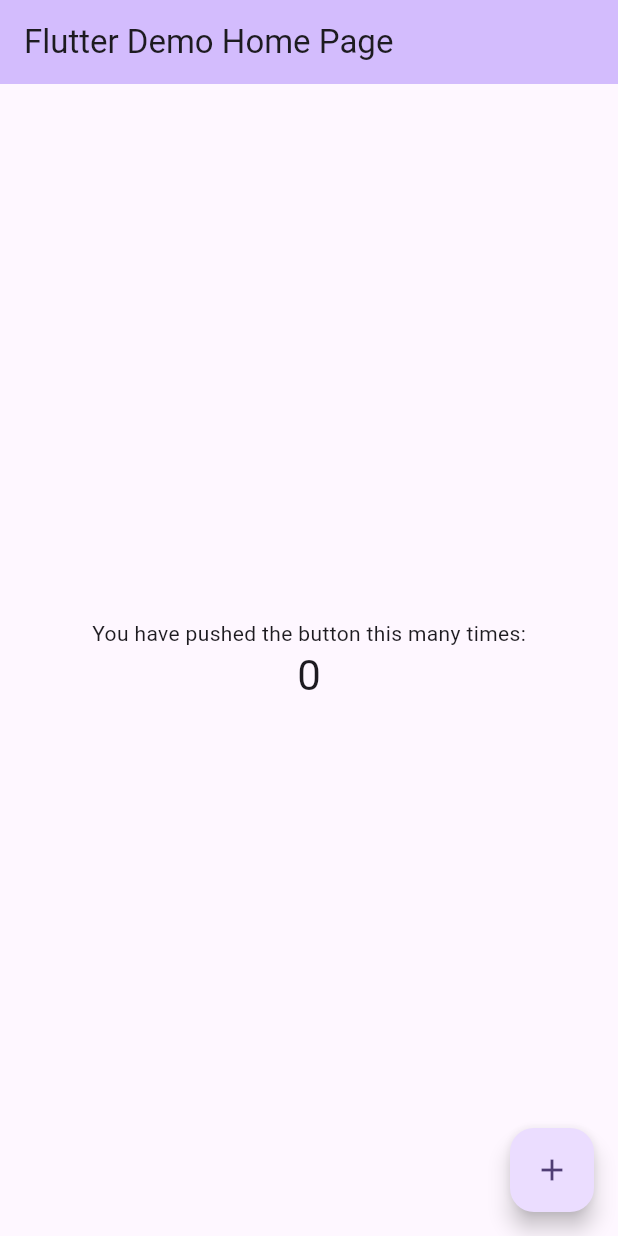
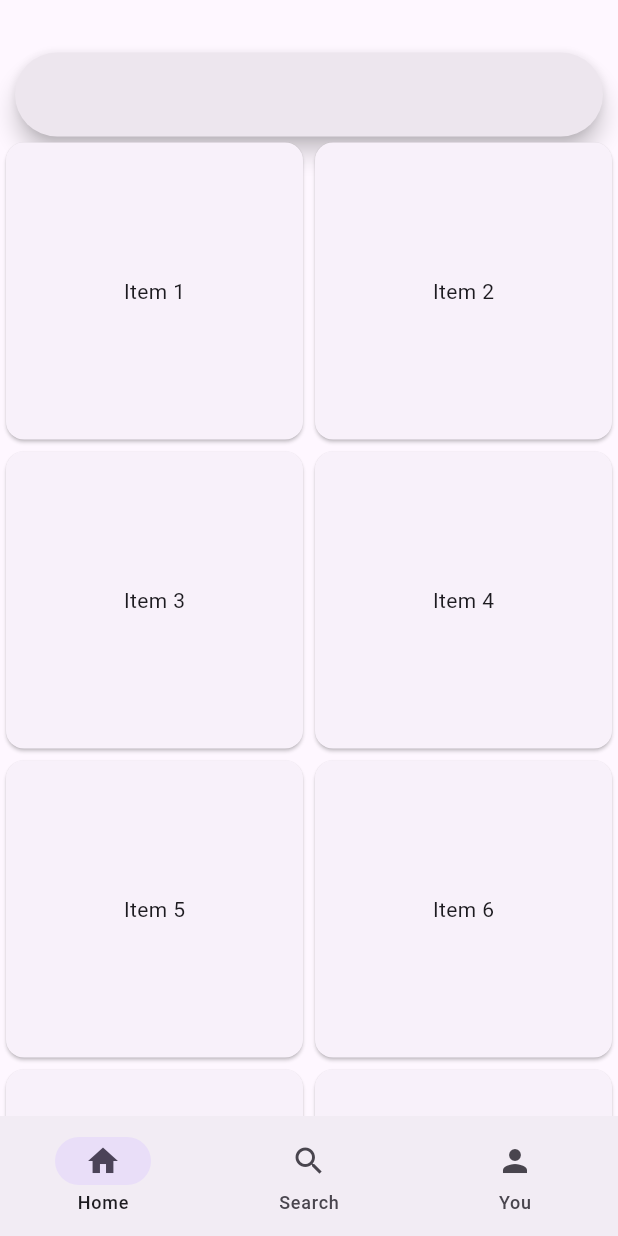
Before and after one commit to mihigs/RS2_Musewave, a Flutter app: the screen it shows after launch, on a phone screen of 412 x 824 dp. Run offline on Flutter 3.47's test engine with Material 3 defaults, Android fonts, the phone set to English and light mode, and no system bars.

Commit message:
Added basic layout for HomePage. Added models. Cleaned up the file structure.

```diff
--- a/frontend/lib/main.dart
+++ b/frontend/lib/main.dart
@@ -1,4 +1,5 @@
 import 'package:flutter/material.dart';
+import 'package:frontend/views/home_page.dart';
 
 void main() {
   runApp(const MyApp());
@@ -11,7 +12,7 @@
   @override
   Widget build(BuildContext context) {
     return MaterialApp(
-      title: 'Flutter Demo',
+      title: 'Musewave',
       theme: ThemeData(
         // This is the theme of your application.
         //
@@ -31,95 +32,7 @@
         colorScheme: ColorScheme.fromSeed(seedColor: Colors.deepPurple),
         useMaterial3: true,
       ),
-      home: const MyHomePage(title: 'Flutter Demo Home Page'),
+      home: const HomePage(title: 'Musewave'),
     );
   }
 }
-
-class MyHomePage extends StatefulWidget {
-  const MyHomePage({super.key, required this.title});
-
-  // This widget is the home page of your application. It is stateful, meaning
-  // that it has a State object (defined below) that contains fields that affect
-  // how it looks.
-
-  // This class is the configuration for the state. It holds the values (in this
-  // case the title) provided by the parent (in this case the App widget) and
-  // used by the build method of the State. Fields in a Widget subclass are
-  // always marked "final".
-
-  final String title;
-
-  @override
-  State<MyHomePage> createState() => _MyHomePageState();
-}
-
-class _MyHomePageState extends State<MyHomePage> {
-  int _counter = 0;
-
-  void _incrementCounter() {
-    setState(() {
-      // This call to setState tells the Flutter framework that something has
-      // changed in this State, which causes it to rerun the build method below
-      // so that the display can reflect the updated values. If we changed
-      // _counter without calling setState(), then the build method would not be
-      // called again, and so nothing would appear to happen.
-      _counter++;
-    });
-  }
-
-  @override
-  Widget build(BuildContext context) {
-    // This method is rerun every time setState is called, for instance as done
-    // by the _incrementCounter method above.
-    //
-    // The Flutter framework has been optimized to make rerunning build methods
-    // fast, so that you can just rebuild anything that needs updating rather
-    // than having to individually change instances of widgets.
-    return Scaffold(
-      appBar: AppBar(
-        // TRY THIS: Try changing the color here to a specific color (to
-        // Colors.amber, perhaps?) and trigger a hot reload to see the AppBar
-        // change color while the other colors stay the same.
-        backgroundColor: Theme.of(context).colorScheme.inversePrimary,
-        // Here we take the value from the MyHomePage object that was created by
-        // the App.build method, and use it to set our appbar title.
-        title: Text(widget.title),
-      ),
-      body: Center(
-        // Center is a layout widget. It takes a single child and positions it
-        // in the middle of the parent.
-        child: Column(
-          // Column is also a layout widget. It takes a list of children and
-          // arranges them vertically. By default, it sizes itself to fit its
-          // children horizontally, and tries to be as tall as its parent.
-          //
-          // Column has various properties to control how it sizes itself and
-          // how it positions its children. Here we use mainAxisAlignment to
-          // center the children vertically; the main axis here is the vertical
-          // axis because Columns are vertical (the cross axis would be
-          // horizontal).
-          //
-          // TRY THIS: Invoke "debug painting" (choose the "Toggle Debug Paint"
-          // action in the IDE, or press "p" in the console), to see the
-          // wireframe for each widget.
-          mainAxisAlignment: MainAxisAlignment.center,
-          children: <Widget>[
-            const Text(
-              'You have pushed the button this many times:',
-            ),
-            Text(
-              '$_counter',
-              style: Theme.of(context).textTheme.headlineMedium,
-            ),
-          ],
-        ),
-      ),
-      floatingActionButton: FloatingActionButton(
-        onPressed: _incrementCounter,
-        tooltip: 'Increment',
-        child: const Icon(Icons.add),
-      ), // This trailing comma makes auto-formatting nicer for build methods.
-    );
-  }
-}
--- a/frontend/lib/models/album.dart
+++ b/frontend/lib/models/album.dart
@@ -8,9 +8,9 @@ class Album {
   List<Track> tracks;
 
   Album({
-    this.title,
-    this.artistId,
-    this.artist,
-    this.tracks,
+    required this.title,
+    required this.artistId,
+    required this.artist,
+    required this.tracks,
     });
 }
--- a/frontend/lib/models/artist.dart
+++ b/frontend/lib/models/artist.dart
@@ -9,9 +9,27 @@ class Artist {
   List<Track> tracks;
 
   Artist({
-    this.userId,
-    this.user,
-    this.albums,
-    this.tracks,
+    required this.userId,
+    required this.user,
+    required this.albums,
+    required this.tracks,
   });
+
+  // factory Artist.fromJson(Map<String, dynamic> json) {
+  //   return Artist(
+  //     userId: json['UserId'],
+  //     user: User.fromJson(json['User']),
+  //     albums: (json['Albums'] as List).map((i) => Album.fromJson(i)).toList(),
+  //     tracks: (json['Tracks'] as List).map((i) => Track.fromJson(i)).toList(),
+  //   );
+  // }
+
+  // Map<String, dynamic> toJson() {
+  //   return {
+  //     'UserId': userId,
+  //     'User': user.toJson(),
+  //     'Albums': albums.map((i) => i.toJson()).toList(),
+  //     'Tracks': tracks.map((i) => i.toJson()).toList(),
+  //   };
+  // }
 }
--- /dev/null
+++ b/frontend/lib/views/HomePage_generated.dart
@@ -0,0 +1,80 @@
+import 'package:flutter/material.dart';
+
+class HomePage extends StatefulWidget {
+  const HomePage({super.key, required this.title});
+
+  final String title;
+
+  @override
+  State<HomePage> createState() => _HomePageState();
+}
+
+class _HomePageState extends State<HomePage> {
+  int _counter = 0;
+
+  void _incrementCounter() {
+    setState(() {
+      // This call to setState tells the Flutter framework that something has
+      // changed in this State, which causes it to rerun the build method below
+      // so that the display can reflect the updated values. If we changed
+      // _counter without calling setState(), then the build method would not be
+      // called again, and so nothing would appear to happen.
+      _counter++;
+    });
+  }
+
+  @override
+  Widget build(BuildContext context) {
+    // This method is rerun every time setState is called, for instance as done
+    // by the _incrementCounter method above.
+    //
+    // The Flutter framework has been optimized to make rerunning build methods
+    // fast, so that you can just rebuild anything that needs updating rather
+    // than having to individually change instances of widgets.
+    return Scaffold(
+      appBar: AppBar(
+        // TRY THIS: Try changing the color here to a specific color (to
+        // Colors.amber, perhaps?) and trigger a hot reload to see the AppBar
+        // change color while the other colors stay the same.
+        backgroundColor: Theme.of(context).colorScheme.inversePrimary,
+        // Here we take the value from the HomePage object that was created by
+        // the App.build method, and use it to set our appbar title.
+        title: Text(widget.title),
+      ),
+      body: Center(
+        // Center is a layout widget. It takes a single child and positions it
+        // in the middle of the parent.
+        child: Column(
+          // Column is also a layout widget. It takes a list of children and
+          // arranges them vertically. By default, it sizes itself to fit its
+          // children horizontally, and tries to be as tall as its parent.
+          //
+          // Column has various properties to control how it sizes itself and
+          // how it positions its children. Here we use mainAxisAlignment to
+          // center the children vertically; the main axis here is the vertical
+          // axis because Columns are vertical (the cross axis would be
+          // horizontal).
+          //
+          // TRY THIS: Invoke "debug painting" (choose the "Toggle Debug Paint"
+          // action in the IDE, or press "p" in the console), to see the
+          // wireframe for each widget.
+          mainAxisAlignment: MainAxisAlignment.center,
+          children: <Widget>[
+            const Text(
+              'You have clicked the button this many times:',
+            ),
+            Text(
+              '$_counter',
+              style: Theme.of(context).textTheme.headlineMedium,
+            ),
+          ],
+        ),
+      ),
+      floatingActionButton: FloatingActionButton(
+        onPressed: _incrementCounter,
+        tooltip: 'Increment',
+        child: const Icon(Icons.add),
+      ),
+    );
+  }
+}
--- /dev/null
+++ b/frontend/lib/views/home_page.dart
@@ -0,0 +1,45 @@
+import 'package:flutter/material.dart';
+import 'package:frontend/widgets/navigation_menu.dart';
+
+class HomePage extends StatefulWidget {
+  const HomePage({super.key, required this.title});
+
+  final String title;
+
+  @override
+  State<HomePage> createState() => _HomePageState();
+}
+
+class _HomePageState extends State<HomePage> {
+  @override
+   Widget build(BuildContext context) {
+    return Scaffold(
+      body: Column(
+        children: <Widget>[
+          Container(
+            margin: EdgeInsets.fromLTRB(10, 35, 10, 0), // left, top, right, bottom
+            child: SearchBar(
+              key: null,
+            ),
+          ),
+          Expanded(
+            child: GridView.builder(
+              gridDelegate: SliverGridDelegateWithFixedCrossAxisCount(
+                crossAxisCount: 2, // number of items in a row
+              ),
+              itemCount: 20, // Replace with your actual item count
+              itemBuilder: (context, index) {
+                return Card( // wrapping each item in a Card for better visual separation
+                  child: Center(
+                    child: Text('Item ${index + 1}'), // Replace with your actual data
+                  ),
+                );
+              },
+            ),
+          ),
+        ],
+      ),
+      bottomNavigationBar: NavigationMenu(),
+    );
+  }
+}
--- /dev/null
+++ b/frontend/lib/widgets/navigation_menu.dart
@@ -0,0 +1,28 @@
+import 'package:flutter/material.dart';
+
+class NavigationMenu extends StatelessWidget {
+  const NavigationMenu({
+    super.key,
+  });
+
+  @override
+  Widget build(BuildContext context) {
+    return NavigationBar(
+      destinations: const <Widget>[
+        NavigationDestination(
+          selectedIcon: Icon(Icons.home),
+          icon: Icon(Icons.home_outlined),
+          label: 'Home',
+        ),
+        NavigationDestination(
+          icon: Icon(Icons.search),
+          label: 'Search',
+        ),
+        NavigationDestination(
+          icon: Icon(Icons.person),
+          label: 'You',
+        ),
+      ],
+    );
+  }
+}
--- a/frontend/pubspec.yaml
+++ b/frontend/pubspec.yaml
@@ -36,6 +36,7 @@ dependencies:
   # Use with the CupertinoIcons class for iOS style icons.
   cupertino_icons: ^1.0.6
   material: ^1.0.0+2
+  http: ^1.2.1
 
 dev_dependencies:
   build_runner: ^2.4.8
```
Also changed, not shown: frontend/lib/models/genre.dart (+7 -0 lines), frontend/lib/models/like.dart (+16 -0 lines), frontend/lib/models/playlist.dart (+34 -0 lines), frontend/lib/models/track.dart (+39 -0 lines), frontend/lib/models/user.dart (+47 -0 lines), frontend/lib/widgets/search_bar.dart (added, +28 -0 lines), frontend/pubspec.lock.
